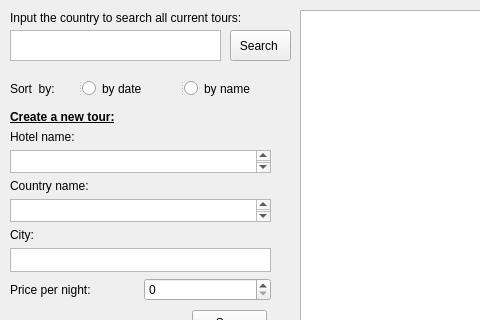
Before: the Qt Designer form mainwindow.ui in Lst11/sdapl, drawn with Qt 5; both pictures show x 0 to 480 and y 0 to 320 of the 984 by 582 pixel window.
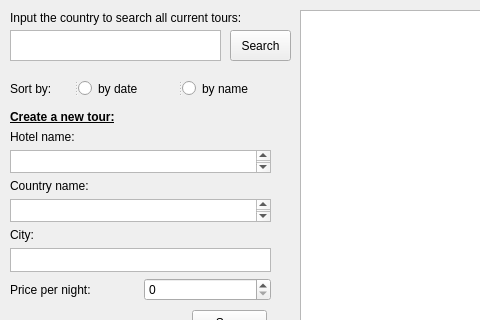
After: the same form once the commit is applied.

Patch:
```diff
--- a/mainwindow.ui
+++ b/mainwindow.ui
@@ -60,7 +60,7 @@
      </rect>
     </property>
     <property name="text">
-     <string>Search </string>
+                    <string>Search</string>
     </property>
    </widget>
    <widget class="QWidget" name="verticalLayoutWidget">
@@ -261,7 +261,7 @@
     </property>
     <widget class="QLabel" name="label_2">
      <property name="text">
-      <string>Sort  by:</string>
+                        <string>Sort by:</string>
      </property>
     </widget>
     <widget class="QRadioButton" name="radioButton_2">
```
Lines whose indentation alone changed are shown as unchanged.
